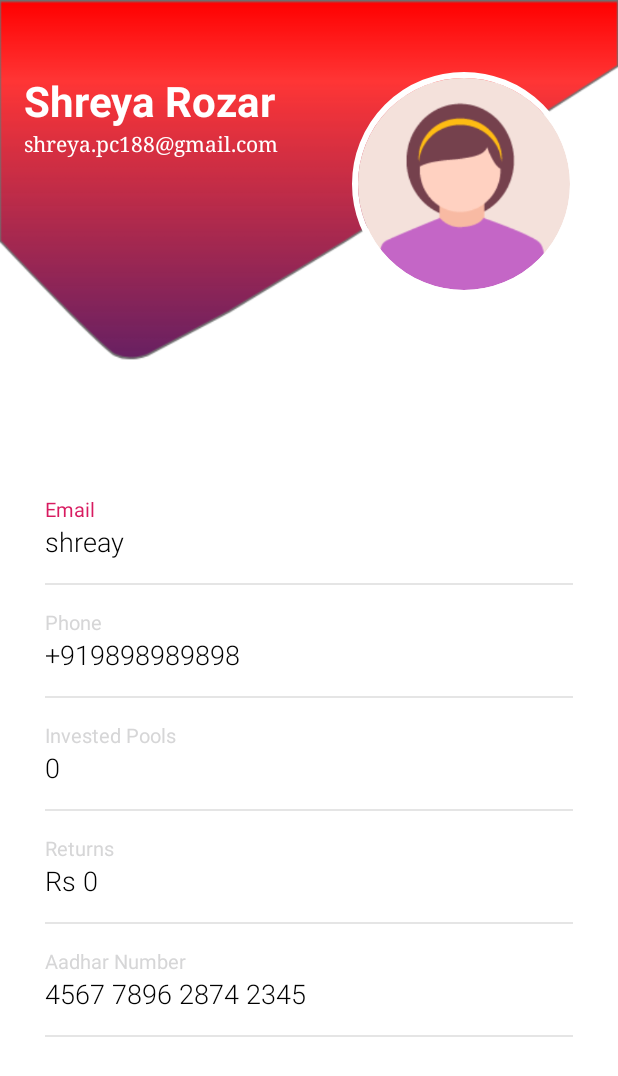
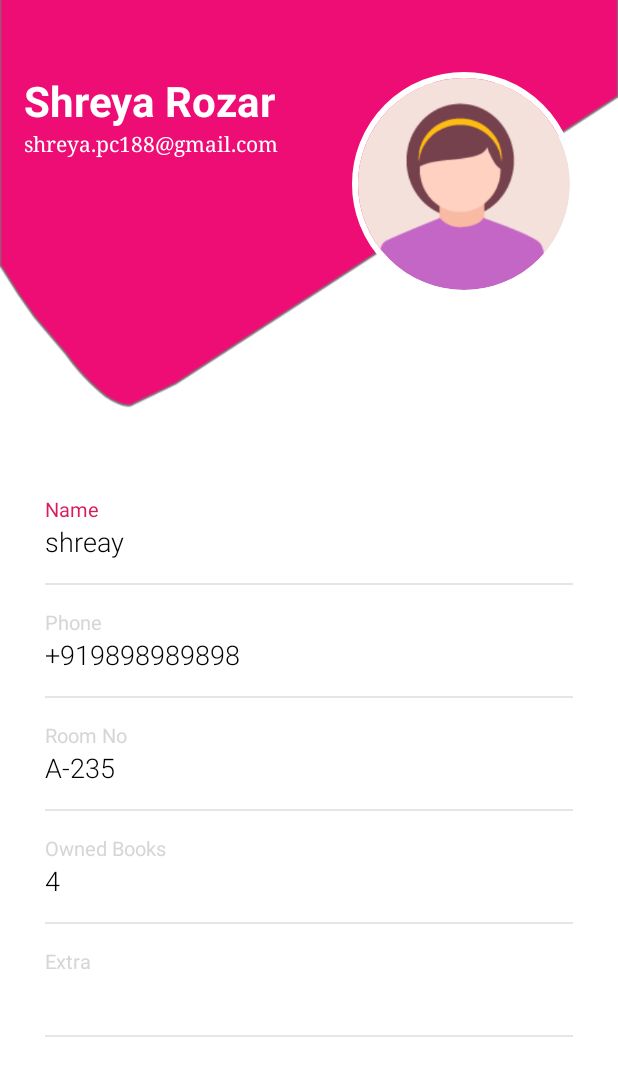
Before and after one commit to utsavmajhi/Book_Sharing, an Android app: the layout fragment_profilefragment.xml on its own in the app's theme, with its tools: preview values and no code run, on a phone screen of 412 x 824 dp. Shown: the top 1076 px of the screen. Run offline under Robolectric (Android 15) with nearby library versions, the phone set to English and light mode, and no system bars; Roboto replaces fonts that are not available here.

Commit message:
changes in ui of profile page

```diff
--- a/app/src/main/java/com/example/t1/RetrofitApis/ApiInterface.java
+++ b/app/src/main/java/com/example/t1/RetrofitApis/ApiInterface.java
@@ -41,6 +41,9 @@ public interface ApiInterface {
     @GET("api/user/getallcurentbook")
     Call<Getallcurrentbooks> getallcurrentbk(@Header("Authorization") String header);
 
+    //profile fragment details of the user
+
+
 
 
 
--- a/app/src/main/res/layout/fragment_profilefragment.xml
+++ b/app/src/main/res/layout/fragment_profilefragment.xml
@@ -4,8 +4,8 @@
     xmlns:tools="http://schemas.android.com/tools"
     android:layout_width="match_parent"
     android:layout_height="match_parent"
-    android:background="@drawable/back9"
-    tools:context=".profilefragment" >
+    android:background="@drawable/back10"
+    tools:context=".profilefragment">
 
     <LinearLayout
         android:layout_width="match_parent"
@@ -23,9 +23,9 @@
                 android:layout_marginTop="48dp"
                 android:layout_marginEnd="28dp"
                 android:layout_marginRight="28dp"
+                android:src="@drawable/dummyavatar"
                 app:civ_border_color="@color/white"
                 app:civ_border_width="4dp"
-                android:src="@drawable/dummyavatar"
                 app:layout_constraintEnd_toEndOf="parent"
                 app:layout_constraintTop_toTopOf="parent">
 
@@ -80,7 +80,7 @@
                     <TextView
                         android:layout_width="wrap_content"
                         android:layout_height="wrap_content"
-                        android:text="Email"
+                        android:text="Name"
                         android:textColor="@color/colorAccent"
                         android:textSize="13sp" />
 
@@ -140,7 +140,7 @@
                     <TextView
                         android:layout_width="wrap_content"
                         android:layout_height="wrap_content"
-                        android:text="Invested Pools"
+                        android:text="Room No"
                         android:textColor="@color/accent"
                         android:textSize="13sp" />
 
@@ -149,7 +149,7 @@
                         android:layout_width="wrap_content"
                         android:layout_height="wrap_content"
                         android:fontFamily="sans-serif-light"
-                        android:text="0"
+                        android:text="A-235"
                         android:textColor="#000000"
                         android:textSize="18sp" />
 
@@ -170,7 +170,7 @@
                     <TextView
                         android:layout_width="wrap_content"
                         android:layout_height="wrap_content"
-                        android:text="Returns"
+                        android:text="Owned Books"
                         android:textColor="@color/accent"
                         android:textSize="13sp" />
 
@@ -179,7 +179,7 @@
                         android:layout_width="wrap_content"
                         android:layout_height="wrap_content"
                         android:fontFamily="sans-serif-light"
-                        android:text="Rs 0"
+                        android:text="4"
                         android:textColor="#000000"
                         android:textSize="18sp" />
 
@@ -198,7 +198,7 @@
                         <TextView
                             android:layout_width="wrap_content"
                             android:layout_height="wrap_content"
-                            android:text="Aadhar Number"
+                            android:text="Extra"
                             android:textColor="@color/accent"
                             android:textSize="13sp" />
 
@@ -207,7 +207,6 @@
                             android:layout_width="wrap_content"
                             android:layout_height="wrap_content"
                             android:fontFamily="sans-serif-light"
-                            android:text="4567 7896 2874 2345"
                             android:textColor="#000000"
                             android:textSize="18sp" />
 
```
Also changed, not shown: app/src/main/res/drawable-v24/back10.png (added).
